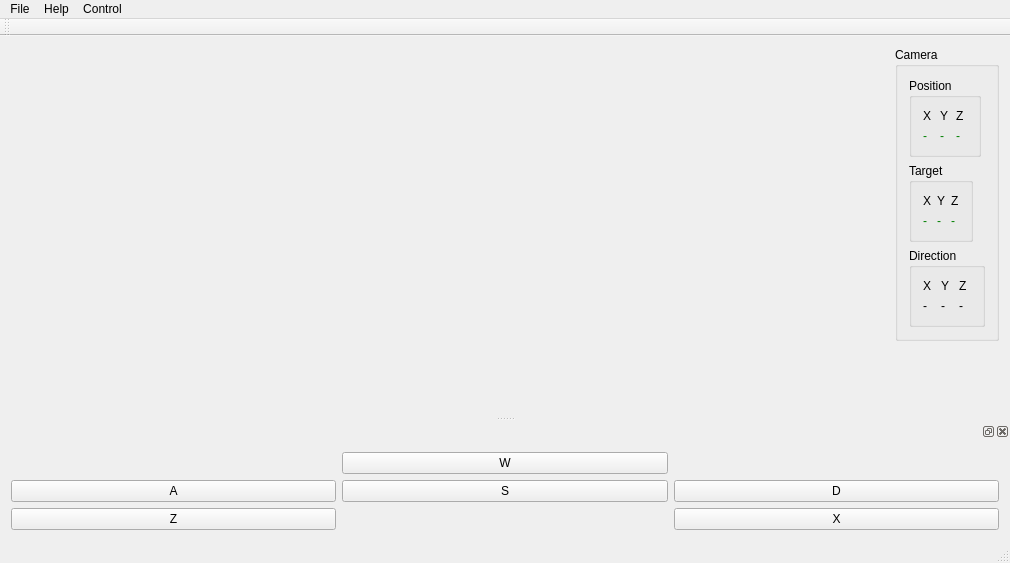
Old version of the form app/src/mainwindow.ui in the repository glRender/qtApp.
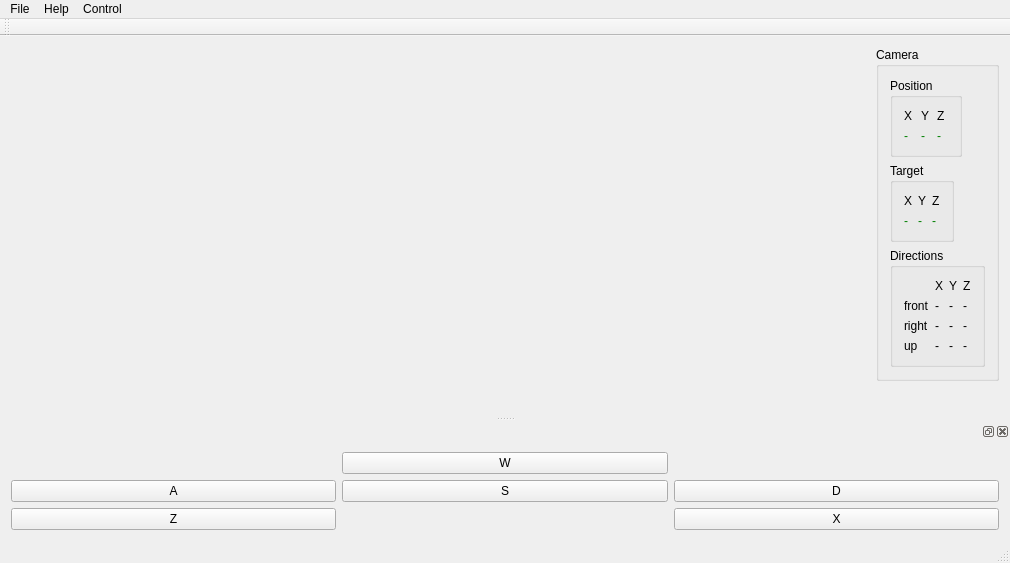
New version of the form. Custom widgets are drawn as their Qt base class.

Commit message: 1. Add labels for directions to GUI 2. Add method Camera::setEulerAngles

```diff
--- a/app/src/mainwindow.ui
+++ b/app/src/mainwindow.ui
@@ -180,39 +180,46 @@
        <item row="3" column="0">
         <widget class="QGroupBox" name="groupBox_4">
          <property name="title">
-          <string>Direction</string>
+          <string>Directions</string>
          </property>
          <layout class="QGridLayout" name="gridLayout_6">
-          <item row="0" column="0">
-           <widget class="QLabel" name="label_7">
+          <item row="3" column="2">
+           <widget class="QLabel" name="upY">
             <property name="text">
-             <string>X</string>
+             <string>-</string>
             </property>
            </widget>
           </item>
-          <item row="0" column="1">
-           <widget class="QLabel" name="label_8">
+          <item row="2" column="0">
+           <widget class="QLabel" name="label_11">
             <property name="text">
-             <string>Y</string>
-            </property>
-           </widget>
-          </item>
-          <item row="0" column="2">
-           <widget class="QLabel" name="label_9">
-            <property name="text">
-             <string>Z</string>
+             <string>right</string>
             </property>
            </widget>
           </item>
           <item row="1" column="0">
            <widget class="QLabel" name="dirX">
             <property name="text">
-             <string>-</string>
+             <string>front</string>
+            </property>
+           </widget>
+          </item>
+          <item row="3" column="0">
+           <widget class="QLabel" name="label_12">
+            <property name="text">
+             <string>up</string>
             </property>
            </widget>
           </item>
           <item row="1" column="1">
-           <widget class="QLabel" name="dirY">
+           <widget class="QLabel" name="frontX">
+            <property name="text">
+             <string>-</string>
+            </property>
+           </widget>
+          </item>
+          <item row="3" column="1">
+           <widget class="QLabel" name="upX">
             <property name="text">
              <string>-</string>
             </property>
@@ -225,6 +232,62 @@
             </property>
            </widget>
           </item>
+          <item row="2" column="1">
+           <widget class="QLabel" name="rightX">
+            <property name="text">
+             <string>-</string>
+            </property>
+           </widget>
+          </item>
+          <item row="2" column="2">
+           <widget class="QLabel" name="rightY">
+            <property name="text">
+             <string>-</string>
+            </property>
+           </widget>
+          </item>
+          <item row="1" column="3">
+           <widget class="QLabel" name="frontZ">
+            <property name="text">
+             <string>-</string>
+            </property>
+           </widget>
+          </item>
+          <item row="2" column="3">
+           <widget class="QLabel" name="rightZ">
+            <property name="text">
+             <string>-</string>
+            </property>
+           </widget>
+          </item>
+          <item row="3" column="3">
+           <widget class="QLabel" name="upZ">
+            <property name="text">
+             <string>-</string>
+            </property>
+           </widget>
+          </item>
+          <item row="0" column="1">
+           <widget class="QLabel" name="label_16">
+            <property name="text">
+             <string>X</string>
+            </property>
+           </widget>
+          </item>
+          <item row="0" column="2">
+           <widget class="QLabel" name="label_17">
+            <property name="text">
+             <string>Y</string>
+            </property>
+           </widget>
+          </item>
+          <item row="0" column="3">
+           <widget class="QLabel" name="label_18">
+            <property name="text">
+             <string>Z</string>
+            </property>
+           </widget>
+          </item>
          </layout>
         </widget>
        </item>
```
Left out of the diff: 4 changed lines with no effect on the pictures. The commit also changes 2 other files.
